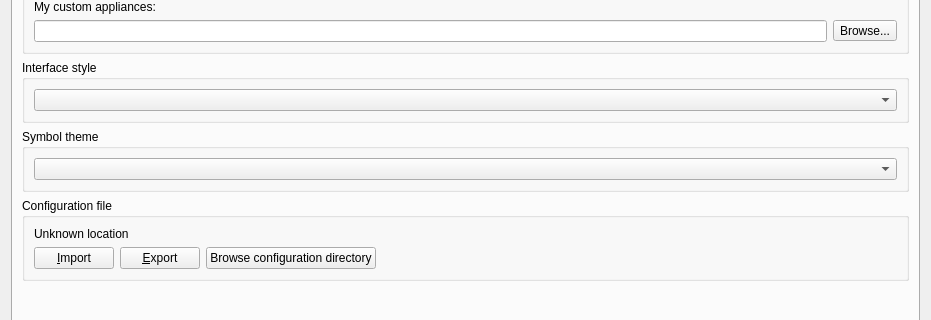
Before: the Qt Designer form gns3/ui/general_preferences_page.ui in GNS3/gns3-gui, drawn with Qt 5; both pictures show x 0 to 931 and y 219 to 539 of the 931 by 878 pixel window.
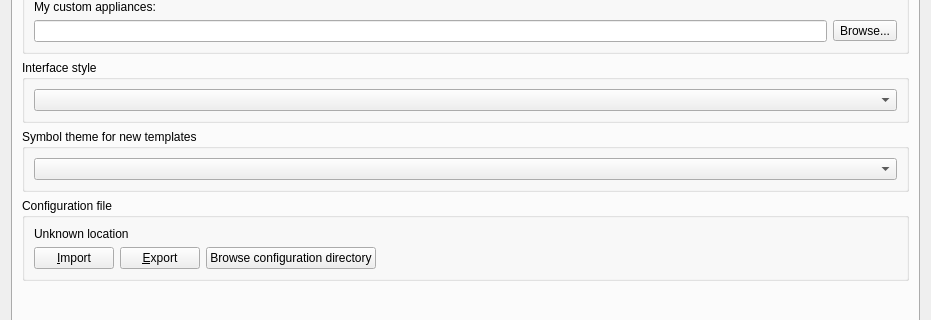
After: the same form once the commit is applied.

Commit message: Add tooltip for symbol theme support in general preferences. Fixes #2770

The edit to the form file:
```diff
--- a/gns3/ui/general_preferences_page.ui
+++ b/gns3/ui/general_preferences_page.ui
@@ -136,7 +136,7 @@
        <item>
         <widget class="QGroupBox" name="uiSymbolThemeGroupBox">
          <property name="title">
-          <string>Symbol theme</string>
+          <string>Symbol theme for new templates</string>
          </property>
          <layout class="QHBoxLayout" name="horizontalLayout_15">
           <item>
```
Left out of the diff: 6 changed lines with no effect on the pictures. The commit also changes 1 other file.
